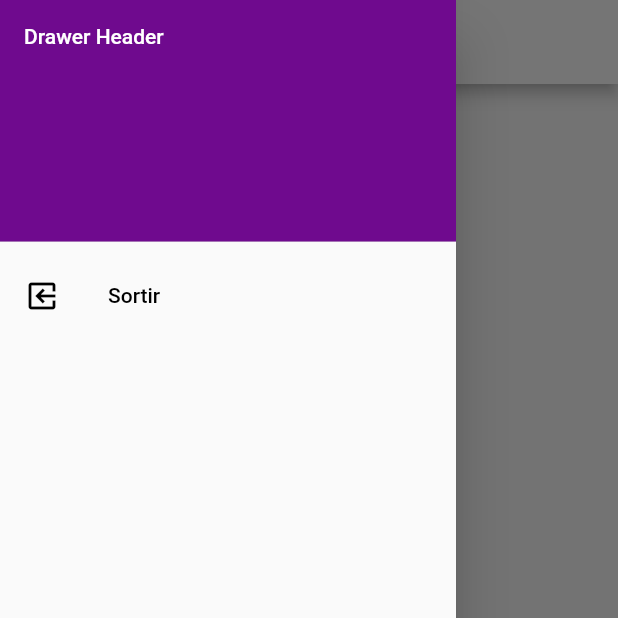
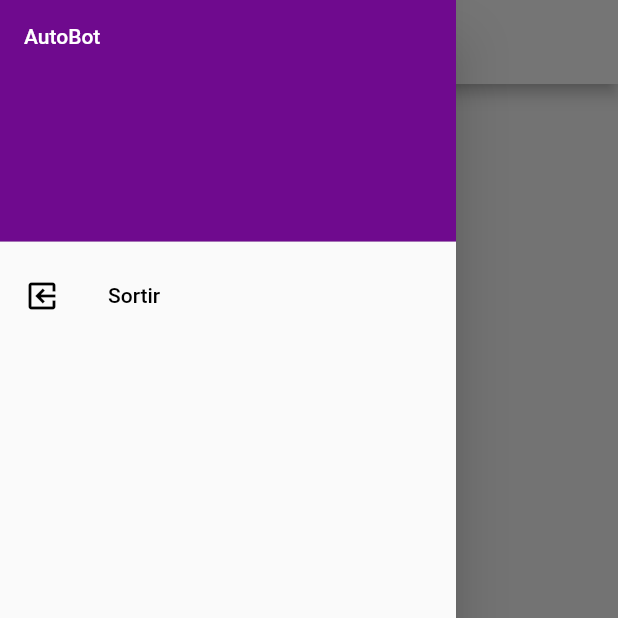
Before and after one commit to DustyDast/projet_cdn, a Flutter app: the HomeScreen screen opened directly with empty values, with the side drawer open, on a phone screen of 412 x 824 dp, the top half of it. Run offline on Flutter 3.47's test engine with Material 2 defaults, Android fonts, the light colour scheme and no system bars; our stand-ins replace bloc, cached_network_image, cloud_firestore, firebase_auth, firebase_core, firebase_storage and 5 more; missing offline and left inert: dialog_flowtter, flutter_facebook_auth, flutter_sms, the_apple_sign_in; accounts and stored records are empty; generated files the repository leaves out were written again.

Commit message:
francais strings

```diff
--- a/lib/services/authenticate.dart
+++ b/lib/services/authenticate.dart
@@ -155,7 +155,7 @@ class FireStoreUtils {
               email: emailAddress, password: password);
       String profilePicUrl = '';
       if (image != null) {
-        updateProgress('Uploading image, Please wait...');
+        updateProgress('Ajout de l\'image, un moment svp');
         profilePicUrl =
             await uploadUserImageToServer(image, result.user?.uid ?? '');
       }
--- a/lib/ui/home/home_screen.dart
+++ b/lib/ui/home/home_screen.dart
@@ -58,7 +58,7 @@ class _HomeState extends State<HomeScreen> {
                   color: COLOR_PRIMARY,
                 ),
                 child: Text(
-                  'Drawer Header',
+                  'AutoBot',
                   style: TextStyle(color: Colors.white),
                 ),
               ),
```
